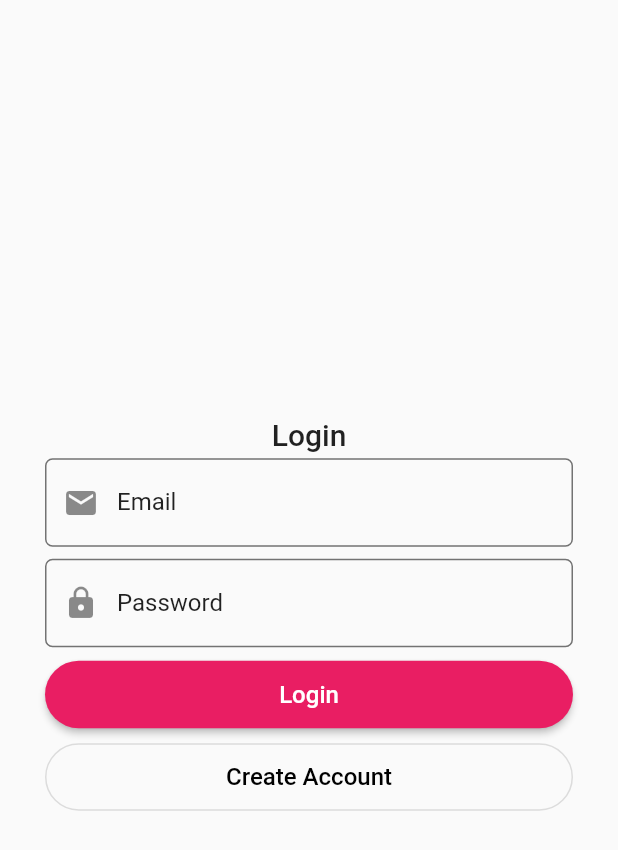
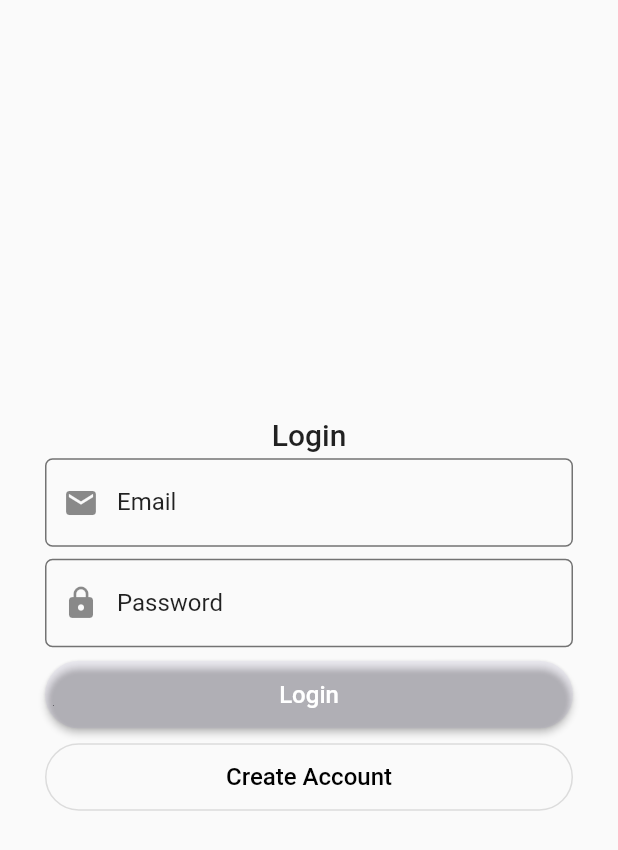
Before and after one commit to dev-geople/geople, a Flutter app: the screen it shows after launch, on a phone screen of 412 x 824 dp. Shown: the top 850 px of the screen. Run offline on Flutter 3.47's test engine with Material 2 defaults, Android fonts, the phone set to English and light mode, and no system bars; our stand-ins replace cloud_firestore, cloud_functions, firebase_auth, firebase_core, firebase_messaging, sqflite and 2 more; accounts and stored records are empty.

Commit message:
new design added WIP

```diff
--- a/lib/assets/theme_main.dart
+++ b/lib/assets/theme_main.dart
@@ -1,10 +1,39 @@
 import 'package:flutter/material.dart';
 
-final _primary = Colors.pink;
-final _accent = Colors.green;
+Map<int, Color> color =
+{
+  50:Color.fromRGBO(102,2,0, .1),
+  100:Color.fromRGBO(102,2,0, .2),
+  200:Color.fromRGBO(102,2,0, .3),
+  300:Color.fromRGBO(102,2,0, .4),
+  400:Color.fromRGBO(102,2,0, .5),
+  500:Color.fromRGBO(102,2,0, .6),
+  600:Color.fromRGBO(102,2,0, .7),
+  700:Color.fromRGBO(102,2,0, .8),
+  800:Color.fromRGBO(102,2,0, .9),
+  900:Color.fromRGBO(102,2,0, 1),
+};
+
+Map<int, Color> accent =
+{
+  50:Color.fromRGBO(230,195,162, .1),
+  100:Color.fromRGBO(230,195,162, .2),
+  200:Color.fromRGBO(230,195,162, .3),
+  300:Color.fromRGBO(230,195,162, .4),
+  400:Color.fromRGBO(230,195,162, .5),
+  500:Color.fromRGBO(230,195,162, .6),
+  600:Color.fromRGBO(230,195,162, .7),
+  700:Color.fromRGBO(230,195,162, .8),
+  800:Color.fromRGBO(230,195,162, .9),
+  900:Color.fromRGBO(230,195,162, 1),
+};
+
+final _primary = MaterialColor(color[900].hashCode, color);
+final _accent = MaterialColor(accent[900].hashCode, accent);
+final _splashColor = _primary[300];
 
 final lightTheme = ThemeData(
-  backgroundColor: Colors.black12,
+  backgroundColor: _accent[400],
   textTheme: TextTheme(
     button: TextStyle(
       fontSize: 16,
@@ -25,11 +54,20 @@ final lightTheme = ThemeData(
     )
   ),
 
+  floatingActionButtonTheme: FloatingActionButtonThemeData(
+    splashColor:_splashColor
+  ),
   buttonTheme: ButtonThemeData(
     buttonColor: _primary,
     textTheme: ButtonTextTheme.primary,
-    splashColor: Colors.pinkAccent,
+    splashColor: _primary[200],
   ),
   primarySwatch: _primary,
   accentColor: _accent,
+
+  primaryTextTheme: TextTheme(
+    display1: TextStyle(
+      color: _splashColor,
+    ),
+  ),
 );
--- a/lib/screens/home/widgets/floating_action_button_builder.dart
+++ b/lib/screens/home/widgets/floating_action_button_builder.dart
@@ -7,10 +7,12 @@ Widget buildFABForTab(int index, BuildContext context, Function onTap) {
       ? FloatingActionButton(
       shape: StadiumBorder(),
       onPressed: onTap,
+      foregroundColor: Colors.white70,
       backgroundColor: Theme.of(context).primaryColor,
       child: Icon(
         Icons.message,
         size: 20.0,
+        color: Colors.white//Theme.of(context).textTheme.display1.color,
       ))
       : null;
 }
--- a/lib/screens/profile/widgets/profile_header.dart
+++ b/lib/screens/profile/widgets/profile_header.dart
@@ -32,7 +32,7 @@ class ProfileHeader extends StatelessWidget {
                   mainAxisAlignment: MainAxisAlignment.center,
                   children: <Widget>[
                     Text(user.username ?? '',
-                        style: Theme.of(context).textTheme.title),
+                      style: Theme.of(context).textTheme.title),
                   ],
                 ),
               ),
```
